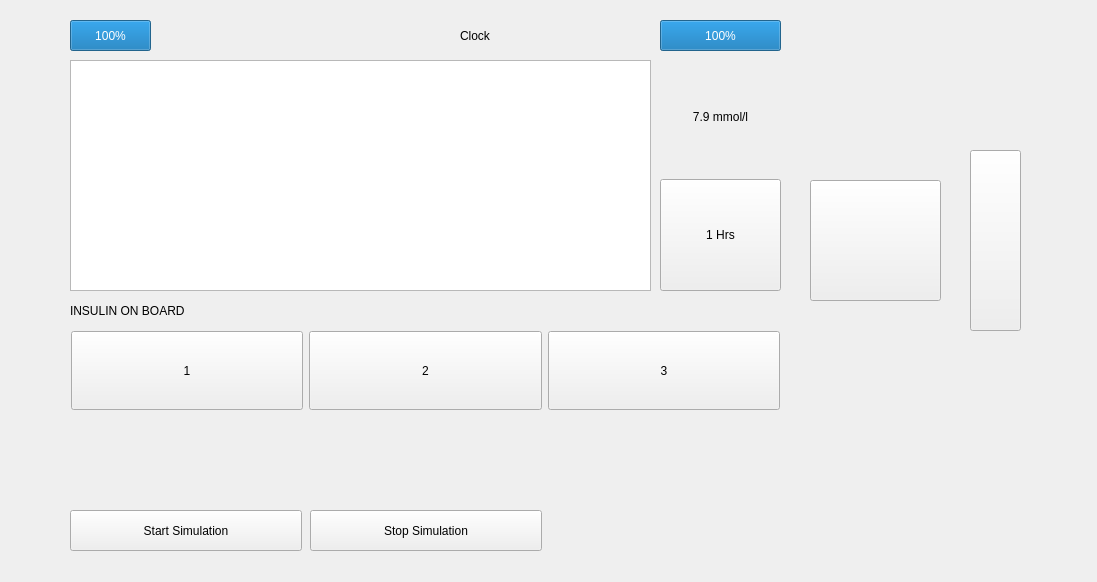
First picture: the form in InsulinPumpSim/mainwindow.ui, repository Somto-O/Insulin_Pump_Sim, before the edit.
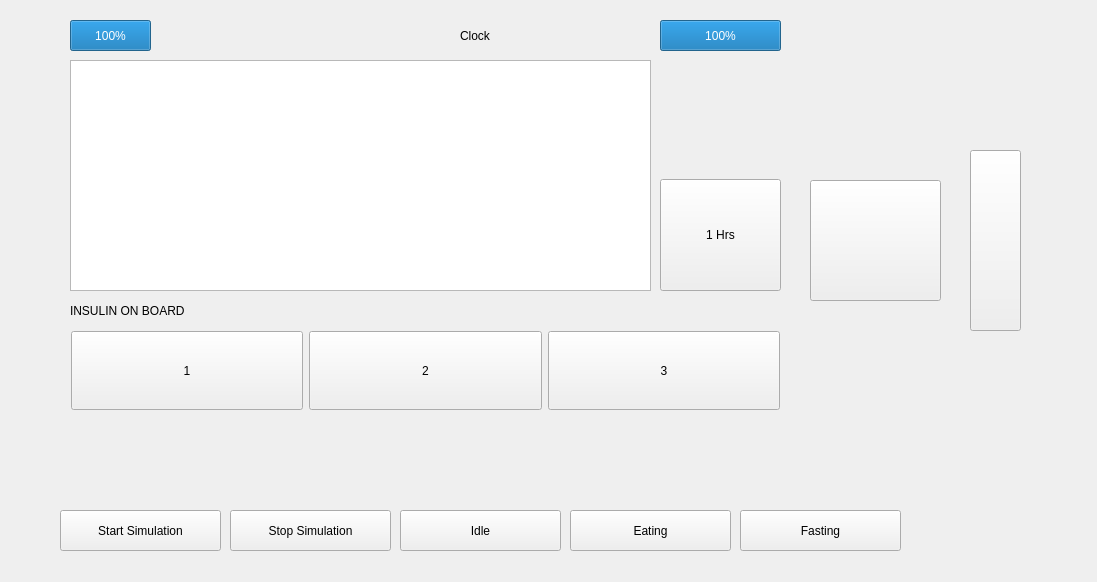
Second picture: the form after the edit. The open tabs and pages were chosen to show the change. Icons and pictures are not drawn.

What changed in the file:
```diff
--- a/InsulinPumpSim/mainwindow.ui
+++ b/InsulinPumpSim/mainwindow.ui
@@ -57,7 +57,7 @@
           </sizepolicy>
          </property>
          <property name="text">
-          <string>7.9 mmol/l</string>
+          <string/>
          </property>
          <property name="alignment">
           <set>Qt::AlignCenter</set>
@@ -321,44 +321,6 @@
        <bool>true</bool>
       </property>
      </widget>
-     <widget class="QPushButton" name="unlock1_6">
-      <property name="geometry">
-       <rect>
-        <x>310</x>
-        <y>510</y>
-        <width>232</width>
-        <height>41</height>
-       </rect>
-      </property>
-      <property name="sizePolicy">
-       <sizepolicy hsizetype="Minimum" vsizetype="Preferred">
-        <horstretch>0</horstretch>
-        <verstretch>0</verstretch>
-       </sizepolicy>
-      </property>
-      <property name="text">
-       <string>Stop Simulation</string>
-      </property>
-     </widget>
-     <widget class="QPushButton" name="unlock1_5">
-      <property name="geometry">
-       <rect>
-        <x>70</x>
-        <y>510</y>
-        <width>232</width>
-        <height>41</height>
-       </rect>
-      </property>
-      <property name="sizePolicy">
-       <sizepolicy hsizetype="Minimum" vsizetype="Preferred">
-        <horstretch>0</horstretch>
-        <verstretch>0</verstretch>
-       </sizepolicy>
-      </property>
-      <property name="text">
-       <string>Start Simulation</string>
-      </property>
-     </widget>
      <zorder>widget_3</zorder>
      <zorder>horizontalLayoutWidget_2</zorder>
      <zorder>verticalLayoutWidget_2</zorder>
@@ -4390,6 +4352,101 @@
      </widget>
     </widget>
    </widget>
+   <widget class="QPushButton" name="fastingButton">
+    <property name="geometry">
+     <rect>
+      <x>740</x>
+      <y>510</y>
+      <width>161</width>
+      <height>41</height>
+     </rect>
+    </property>
+    <property name="sizePolicy">
+     <sizepolicy hsizetype="Minimum" vsizetype="Preferred">
+      <horstretch>0</horstretch>
+      <verstretch>0</verstretch>
+     </sizepolicy>
+    </property>
+    <property name="text">
+     <string>Fasting</string>
+    </property>
+   </widget>
+   <widget class="QPushButton" name="stopSimulationButton">
+    <property name="geometry">
+     <rect>
+      <x>230</x>
+      <y>510</y>
+      <width>161</width>
+      <height>41</height>
+     </rect>
+    </property>
+    <property name="sizePolicy">
+     <sizepolicy hsizetype="Minimum" vsizetype="Preferred">
+      <horstretch>0</horstretch>
+      <verstretch>0</verstretch>
+     </sizepolicy>
+    </property>
+    <property name="text">
+     <string>Stop Simulation</string>
+    </property>
+   </widget>
+   <widget class="QPushButton" name="startSimulationButton">
+    <property name="geometry">
+     <rect>
+      <x>60</x>
+      <y>510</y>
+      <width>161</width>
+      <height>41</height>
+     </rect>
+    </property>
+    <property name="sizePolicy">
+     <sizepolicy hsizetype="Minimum" vsizetype="Preferred">
+      <horstretch>0</horstretch>
+      <verstretch>0</verstretch>
+     </sizepolicy>
+    </property>
+    <property name="text">
+     <string>Start Simulation</string>
+    </property>
+   </widget>
+   <widget class="QPushButton" name="eatingButton">
+    <property name="geometry">
+     <rect>
+      <x>570</x>
+      <y>510</y>
+      <width>161</width>
+      <height>41</height>
+     </rect>
+    </property>
+    <property name="sizePolicy">
+     <sizepolicy hsizetype="Minimum" vsizetype="Preferred">
+      <horstretch>0</horstretch>
+      <verstretch>0</verstretch>
+     </sizepolicy>
+    </property>
+    <property name="text">
+     <string>Eating</string>
+    </property>
+   </widget>
+   <widget class="QPushButton" name="idleButton">
+    <property name="geometry">
+     <rect>
+      <x>400</x>
+      <y>510</y>
+      <width>161</width>
+      <height>41</height>
+     </rect>
+    </property>
+    <property name="sizePolicy">
+     <sizepolicy hsizetype="Minimum" vsizetype="Preferred">
+      <horstretch>0</horstretch>
+      <verstretch>0</verstretch>
+     </sizepolicy>
+    </property>
+    <property name="text">
+     <string>Idle</string>
+    </property>
+   </widget>
   </widget>
  </widget>
  <resources>
```
Left out of the diff: 638 changed lines with no effect on the pictures.
